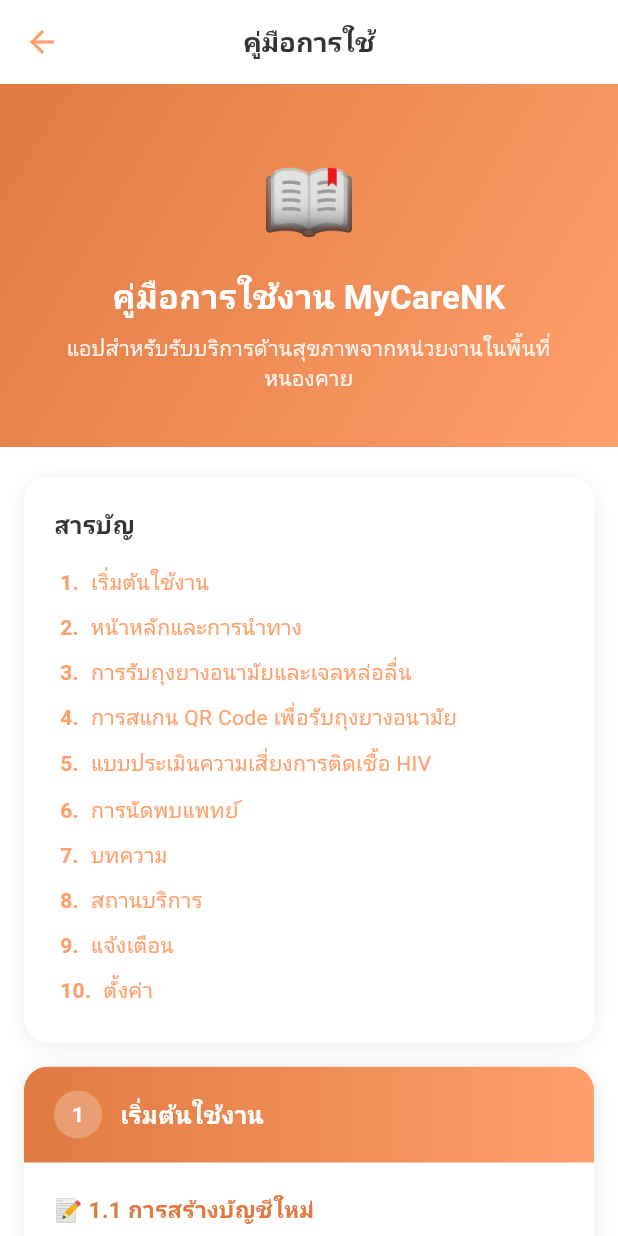
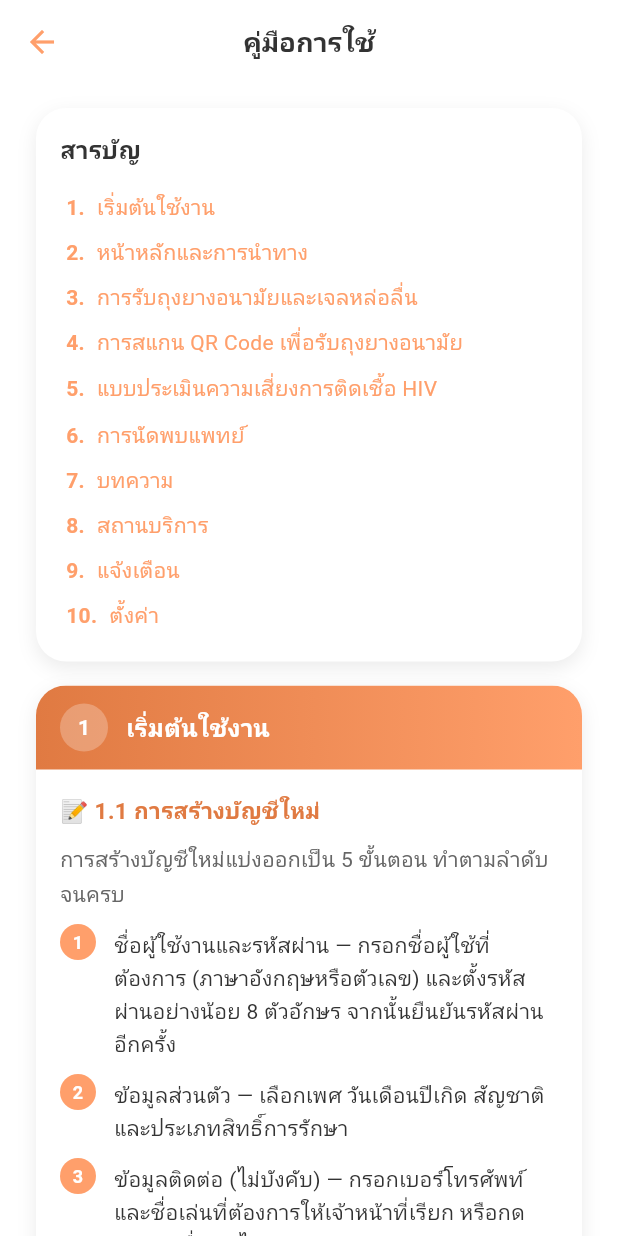
Before and after one commit to sippathamm/MyCareNK, a Flutter app: the GuidePage screen opened directly, on a phone screen of 412 x 824 dp. Run offline on Flutter 3.47's test engine with Material 3 defaults, Android fonts, the phone set to English and light mode, and no system bars; our stand-ins replace flutter_dotenv, google_fonts, image_picker, package_info_plus, supabase_flutter; missing offline and left inert: mobile_scanner; accounts and stored records are empty; network calls fail.

Commit message:
[APP] Polish guide page — remove hero/footer, align card style and spacing
* Remove hero banner and footer from GuidePage
* Change outer padding to fromLTRB(24, 16, 24, 24) to match other pages
* Align GuideSection card style with app standard:
  borderRadius 16→20, blurRadius 12→10, offset (0,2)→(0,4)
* Align GuideSection header padding to symmetric(horizontal:16, vertical:12)
* Align GuideSection body padding to all(16)
* Apply same card fixes to TOC card
* Bump version to 0.22.0+2

Co-Authored-By: Claude Sonnet 4.6 <noreply@anthropic.com>

```diff
--- a/app/lib/features/home/presentation/pages/guide_page.dart
+++ b/app/lib/features/home/presentation/pages/guide_page.dart
@@ -53,56 +53,16 @@ class _GuidePageState extends State<GuidePage> {
         slivers: [
           SliverList(
             delegate: SliverChildListDelegate([
-              _buildHero(),
               Padding(
-                padding: const EdgeInsets.symmetric(horizontal: 16),
+                padding: const EdgeInsets.fromLTRB(24, 16, 24, 24),
                 child: Column(
                   children: [
                     _buildTOC(),
                     ..._buildSections(),
-                    _buildFooter(),
                   ],
                 ),
               ),
             ]),
-          ),
-        ],
-      ),
-    );
-  }
-
-  Widget _buildHero() {
-    return Container(
-      width: double.infinity,
-      padding: const EdgeInsets.fromLTRB(24, 40, 24, 36),
-      decoration: const BoxDecoration(
-        gradient: LinearGradient(
-          colors: [AppColors.primaryDark, AppColors.primary],
-          begin: Alignment.topLeft,
-          end: Alignment.bottomRight,
-        ),
-      ),
-      child: Column(
-        children: [
-          const Text('📖', style: TextStyle(fontSize: 52)),
-          const SizedBox(height: 12),
-          Text(
-            'คู่มือการใช้งาน MyCareNK',
-            style: GoogleFonts.googleSans(
-              color: AppColors.white,
-              fontSize: 22,
-              fontWeight: FontWeight.bold,
-            ),
-            textAlign: TextAlign.center,
-          ),
-          const SizedBox(height: 8),
-          Text(
-            'แอปสำหรับรับบริการด้านสุขภาพจากหน่วยงานในพื้นที่หนองคาย',
-            style: GoogleFonts.googleSans(
-              color: AppColors.white.withValues(alpha: 0.9),
-              fontSize: 14,
-            ),
-            textAlign: TextAlign.center,
           ),
         ],
       ),
@@ -123,16 +83,16 @@ class _GuidePageState extends State<GuidePage> {
       'ตั้งค่า',
     ];
     return Container(
-      margin: const EdgeInsets.only(top: 20, bottom: 16),
-      padding: const EdgeInsets.all(20),
+      margin: const EdgeInsets.only(bottom: 16),
+      padding: const EdgeInsets.all(16),
       decoration: BoxDecoration(
         color: AppColors.white,
-        borderRadius: BorderRadius.circular(16),
+        borderRadius: BorderRadius.circular(20),
         boxShadow: const [
           BoxShadow(
             color: AppColors.cardShadowMedium,
-            blurRadius: 12,
-            offset: Offset(0, 2),
+            blurRadius: 10,
+            offset: Offset(0, 4),
           ),
         ],
       ),
@@ -717,19 +677,4 @@ class _GuidePageState extends State<GuidePage> {
     );
   }
 
-  Widget _buildFooter() {
-    return Padding(
-      padding: const EdgeInsets.symmetric(vertical: 32),
-      child: Center(
-        child: Text(
-          'MyCareNK · คู่มือสำหรับผู้ใช้งาน · ปรับปรุงล่าสุด พ.ค. 2568',
-          style: GoogleFonts.googleSans(
-            fontSize: 13,
-            color: AppColors.textHint,
-          ),
-          textAlign: TextAlign.center,
-        ),
-      ),
-    );
-  }
 }
--- a/app/lib/features/home/presentation/widgets/guide_widgets.dart
+++ b/app/lib/features/home/presentation/widgets/guide_widgets.dart
@@ -24,22 +24,22 @@ class GuideSection extends StatelessWidget {
       margin: const EdgeInsets.only(bottom: 16),
       decoration: BoxDecoration(
         color: AppColors.white,
-        borderRadius: BorderRadius.circular(16),
+        borderRadius: BorderRadius.circular(20),
         boxShadow: const [
           BoxShadow(
             color: AppColors.cardShadowMedium,
-            blurRadius: 12,
-            offset: Offset(0, 2),
+            blurRadius: 10,
+            offset: Offset(0, 4),
           ),
         ],
       ),
       child: ClipRRect(
-        borderRadius: BorderRadius.circular(16),
+        borderRadius: BorderRadius.circular(20),
         child: Column(
           crossAxisAlignment: CrossAxisAlignment.start,
           children: [
             Container(
-              padding: const EdgeInsets.symmetric(horizontal: 20, vertical: 16),
+              padding: const EdgeInsets.symmetric(horizontal: 16, vertical: 12),
               decoration: const BoxDecoration(
                 gradient: LinearGradient(
                   colors: [AppColors.primaryDark, AppColors.primary],
@@ -82,7 +82,7 @@ class GuideSection extends StatelessWidget {
               ),
             ),
             Padding(
-              padding: const EdgeInsets.all(20),
+              padding: const EdgeInsets.all(16),
               child: Column(
                 crossAxisAlignment: CrossAxisAlignment.start,
                 children: children,
--- a/app/pubspec.yaml
+++ b/app/pubspec.yaml
@@ -16,7 +16,7 @@ publish_to: 'none' # Remove this line if you wish to publish to pub.dev
 # https://developer.apple.com/library/archive/documentation/General/Reference/InfoPlistKeyReference/Articles/CoreFoundationKeys.html
 # In Windows, build-name is used as the major, minor, and patch parts
 # of the product and file versions while build-number is used as the build suffix.
-version: 0.22.0+1
+version: 0.22.0+2
 
 environment:
   sdk: ^3.10.4
```
